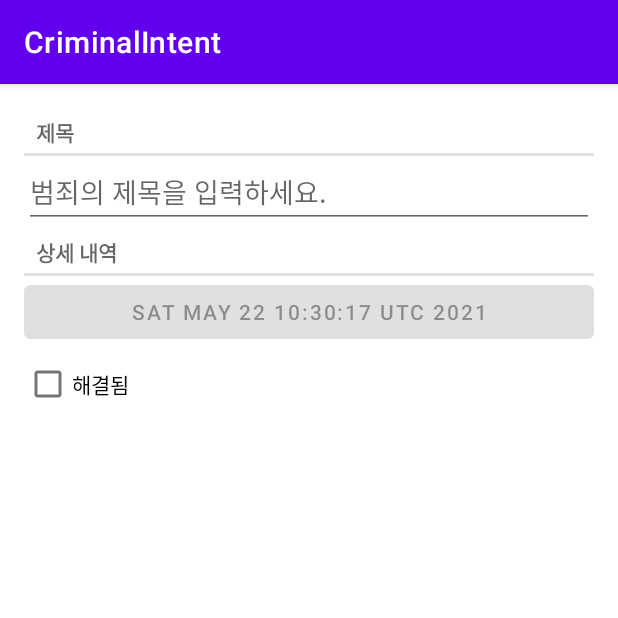
After one commit to june0122/criminal-intent-android, an Android app: the fragment CrimeFragment placed in its activity, on a phone screen of 412 x 824 dp, the top half of it. The commit adds this screen. Run offline under Robolectric (Android 15) with nearby library versions, the phone set to English and light mode, and no system bars.

Commit message:
feat: recyclerView 추가 및 레이아웃 작업

```diff
--- /dev/null
+++ b/app/src/main/java/com/june0122/criminalintent/Crime.kt
@@ -0,0 +1,8 @@
+package com.june0122.criminalintent
+
+import java.util.*
+
+data class Crime(val id: UUID = UUID.randomUUID(),
+                 var title: String = "",
+                 var date: Date = Date(),
+                 var isSolved: Boolean = false)
--- /dev/null
+++ b/app/src/main/java/com/june0122/criminalintent/CrimeFragment.kt
@@ -0,0 +1,67 @@
+package com.june0122.criminalintent
+
+import android.os.Bundle
+import android.text.Editable
+import android.text.TextWatcher
+import android.view.LayoutInflater
+import android.view.View
+import android.view.ViewGroup
+import android.widget.Button
+import android.widget.CheckBox
+import android.widget.EditText
+import androidx.fragment.app.Fragment
+
+class CrimeFragment : Fragment() {
+
+    private lateinit var crime: Crime
+    private lateinit var titleField: EditText
+    private lateinit var dateButton: Button
+    private lateinit var solvedCheckBox: CheckBox
+
+    override fun onCreate(savedInstanceState: Bundle?) {
+        super.onCreate(savedInstanceState)
+        crime = Crime()
+    }
+
+    override fun onCreateView(inflater: LayoutInflater, container: ViewGroup?, savedInstanceState: Bundle?): View? {
+        val view = inflater.inflate(R.layout.fragment_crime, container, false)
+
+        titleField = view.findViewById(R.id.crime_title) as EditText
+        dateButton = view.findViewById(R.id.crime_date) as Button
+        solvedCheckBox = view.findViewById(R.id.crime_solved) as CheckBox
+
+        dateButton.apply {
+            text = crime.date.toString()
+            isEnabled = false
+        }
+
+        return view
+    }
+
+    override fun onStart() {
+        super.onStart()
+
+        // TextWatcher 인터페이스를 구현하는 익명의 클래스를 생성
+        val titleWatcher = object : TextWatcher {
+            override fun beforeTextChanged(sequence: CharSequence?, start: Int, before: Int, count: Int) {
+            }
+
+            override fun onTextChanged(sequence: CharSequence?, start: Int, before: Int, count: Int) {
+                crime.title = sequence.toString()
+            }
+
+            override fun afterTextChanged(sequence: Editable?) {
+
+            }
+        }
+
+        titleField.addTextChangedListener(titleWatcher)
+
+        solvedCheckBox.apply {
+            // {} 안의 람다식으로 나타낸 OnCheckedChangeListener 인터페이스의 구현 객체를 리스너로 등록
+            setOnCheckedChangeListener { _, isChecked ->
+                crime.isSolved = isChecked
+            }
+        }
+    }
+}
--- /dev/null
+++ b/app/src/main/java/com/june0122/criminalintent/CrimeListFragment.kt
@@ -0,0 +1,108 @@
+package com.june0122.criminalintent
+
+import android.os.Bundle
+import android.util.Log
+import android.view.LayoutInflater
+import android.view.View
+import android.view.ViewGroup
+import android.widget.ImageView
+import android.widget.TextView
+import android.widget.Toast
+import androidx.fragment.app.Fragment
+import androidx.lifecycle.ViewModelProvider
+import androidx.recyclerview.widget.LinearLayoutManager
+import androidx.recyclerview.widget.RecyclerView
+
+private const val TAG = "CrimeListFragment"
+
+class CrimeListFragment : Fragment() {
+
+    private lateinit var crimeRecyclerView: RecyclerView
+    private var adapter: CrimeAdapter? = null
+
+    private val crimeListViewModel: CrimeListViewModel by lazy {
+        ViewModelProvider(this).get(CrimeListViewModel::class.java)
+    }
+
+    override fun onCreate(savedInstanceState: Bundle?) {
+        super.onCreate(savedInstanceState)
+        Log.d(TAG, "Total crimes: ${crimeListViewModel.crimes.size}")
+    }
+
+    override fun onCreateView(
+        inflater: LayoutInflater,
+        container: ViewGroup?,
+        savedInstanceState: Bundle?
+    ): View? {
+        val view = inflater.inflate(R.layout.fragment_crime_list, container, false)
+
+        crimeRecyclerView =
+            view.findViewById(R.id.crime_recycler_view) as RecyclerView
+        crimeRecyclerView.layoutManager = LinearLayoutManager(context)
+
+        updateUI()
+
+        return view
+    }
+
+    private fun updateUI() {
+        val crimes = crimeListViewModel.crimes
+        adapter = CrimeAdapter(crimes)
+        crimeRecyclerView.adapter = adapter
+    }
+
+    private inner class CrimeHolder(view: View)
+        : RecyclerView.ViewHolder(view), View.OnClickListener {
+
+        private lateinit var crime: Crime
+
+        private val titleTextView: TextView = itemView.findViewById(R.id.crime_title)
+        private val dateTextView: TextView = itemView.findViewById(R.id.crime_date)
+        private val solvedImageView: ImageView = itemView.findViewById(R.id.crime_solved)
+
+        init {
+            itemView.setOnClickListener(this)
+        }
+
+        fun bind(crime: Crime) {
+            this.crime = crime
+            titleTextView.text = this.crime.title
+            dateTextView.text = this.crime.date.toString()
+
+            solvedImageView.visibility = if (crime.isSolved) {
+                View.VISIBLE
+            } else {
+                View.GONE
+            }
+        }
+
+        override fun onClick(v: View) {
+            Toast.makeText(context, "${crime.title} pressed!", Toast.LENGTH_SHORT)
+                .show()
+        }
+    }
+
+    private inner class CrimeAdapter(var crimes: List<Crime>)
+        : RecyclerView.Adapter<CrimeHolder>() {
+
+        override fun onCreateViewHolder(parent: ViewGroup, viewType: Int)
+                : CrimeHolder {
+            val view = layoutInflater.inflate(R.layout.list_item_crime, parent, false)
+            return CrimeHolder(view)
+        }
+
+        override fun getItemCount() = crimes.size
+
+        override fun onBindViewHolder(holder: CrimeHolder, position: Int) {
+            val crime = crimes[position]
+
+            holder.bind(crime)
+        }
+    }
+
+    companion object {
+        fun newInstance(): CrimeListFragment {
+            return CrimeListFragment()
+        }
+    }
+}
--- /dev/null
+++ b/app/src/main/java/com/june0122/criminalintent/CrimeListViewModel.kt
@@ -0,0 +1,17 @@
+package com.june0122.criminalintent
+
+import androidx.lifecycle.ViewModel
+
+class CrimeListViewModel: ViewModel() {
+
+    val crimes = mutableListOf<Crime>()
+
+    init {
+        for (i in 0 until 100) {
+            val crime = Crime()
+            crime.title = "Crime #$i"
+            crime.isSolved = i % 2 == 0
+            crimes += crime
+        }
+    }
+}
--- a/app/src/main/java/com/june0122/criminalintent/MainActivity.kt
+++ b/app/src/main/java/com/june0122/criminalintent/MainActivity.kt
@@ -7,5 +7,17 @@ class MainActivity : AppCompatActivity() {
     override fun onCreate(savedInstanceState: Bundle?) {
         super.onCreate(savedInstanceState)
         setContentView(R.layout.activity_main)
+
+        val currentFragment =
+            supportFragmentManager.findFragmentById(R.id.fragment_container)
+
+        if (currentFragment == null) {
+            // val fragment = CrimeFragment()
+            val fragment = CrimeListFragment.newInstance()
+            supportFragmentManager
+                .beginTransaction()
+                .add(R.id.fragment_container, fragment)
+                .commit()
+        }
     }
 }
--- a/app/src/main/res/layout/activity_main.xml
+++ b/app/src/main/res/layout/activity_main.xml
@@ -1,18 +1,6 @@
 <?xml version="1.0" encoding="utf-8"?>
-<androidx.constraintlayout.widget.ConstraintLayout xmlns:android="http://schemas.android.com/apk/res/android"
-    xmlns:app="http://schemas.android.com/apk/res-auto"
-    xmlns:tools="http://schemas.android.com/tools"
+<FrameLayout
+    xmlns:android="http://schemas.android.com/apk/res/android"
+    android:id="@+id/fragment_container"
     android:layout_width="match_parent"
-    android:layout_height="match_parent"
-    tools:context=".MainActivity">
-
-    <TextView
-        android:layout_width="wrap_content"
-        android:layout_height="wrap_content"
-        android:text="Hello World!"
-        app:layout_constraintBottom_toBottomOf="parent"
-        app:layout_constraintLeft_toLeftOf="parent"
-        app:layout_constraintRight_toRightOf="parent"
-        app:layout_constraintTop_toTopOf="parent" />
-
-</androidx.constraintlayout.widget.ConstraintLayout>
+    android:layout_height="match_parent"/>
--- /dev/null
+++ b/app/src/main/res/layout/fragment_crime.xml
@@ -0,0 +1,36 @@
+<?xml version="1.0" encoding="utf-8"?>
+<LinearLayout xmlns:android="http://schemas.android.com/apk/res/android"
+    xmlns:tools="http://schemas.android.com/tools"
+    android:orientation="vertical"
+    android:layout_width="match_parent"
+    android:layout_height="match_parent"
+    android:layout_margin="16dp">
+
+    <TextView
+        style="?android:listSeparatorTextViewStyle"
+        android:layout_width="match_parent"
+        android:layout_height="wrap_content"
+        android:text="@string/crime_title_label"/>
+
+    <EditText
+        android:id="@+id/crime_title"
+        android:layout_width="match_parent"
+        android:layout_height="wrap_content"
+        android:hint="@string/crime_title_hint"/>
+
+    <TextView
+        style="?android:listSeparatorTextViewStyle"
+        android:layout_width="match_parent"
+        android:layout_height="wrap_content"
+        android:text="@string/crime_details_label"/>
+    <Button
+        android:id="@+id/crime_date"
+        android:layout_width="match_parent"
+        android:layout_height="wrap_content"
+        tools:text="Thu Mar 12 11:56 EST 2020"/>
+    <CheckBox
+        android:id="@+id/crime_solved"
+        android:layout_width="match_parent"
+        android:layout_height="wrap_content"
+        android:text="@string/crime_solved_label"/>
+</LinearLayout>
--- /dev/null
+++ b/app/src/main/res/layout/fragment_crime_list.xml
@@ -0,0 +1,5 @@
+<?xml version="1.0" encoding="utf-8"?>
+<androidx.recyclerview.widget.RecyclerView xmlns:android="http://schemas.android.com/apk/res/android"
+    android:id="@+id/crime_recycler_view"
+    android:layout_width="match_parent"
+    android:layout_height="match_parent"/>
--- a/app/src/main/res/values/colors.xml
+++ b/app/src/main/res/values/colors.xml
@@ -7,4 +7,5 @@
     <color name="teal_700">#FF018786</color>
     <color name="black">#FF000000</color>
     <color name="white">#FFFFFFFF</color>
+    <color name="pale_gray">#ECECEC</color>
 </resources>
--- a/app/src/main/res/values/strings.xml
+++ b/app/src/main/res/values/strings.xml
@@ -1,3 +1,7 @@
 <resources>
     <string name="app_name">CriminalIntent</string>
+    <string name="crime_title_hint">범죄의 제목을 입력하세요.</string>
+    <string name="crime_title_label">제목</string>
+    <string name="crime_details_label">상세 내역</string>
+    <string name="crime_solved_label">해결됨</string>
 </resources>
--- a/build.gradle
+++ b/build.gradle
@@ -18,7 +18,6 @@ allprojects {
     repositories {
         google()
         mavenCentral()
-        jcenter() // Warning: this repository is going to shut down soon
     }
 }
 
```
Also changed, not shown: app/build.gradle (+5 -3 lines), app/src/main/res/layout/list_item_crime.xml (added, +45 -0 lines), app/src/main/res/layout/list_item_serious_crime.xml (added, +51 -0 lines), app/src/main/res/drawable-hdpi/ic_solved.png (added), app/src/main/res/drawable-mdpi/ic_solved.png (added), app/src/main/res/drawable-xhdpi/ic_solved.png (added), app/src/main/res/drawable-xxhdpi/ic_solved.png (added), app/src/main/res/drawable-xxxhdpi/ic_solved.png (added).
